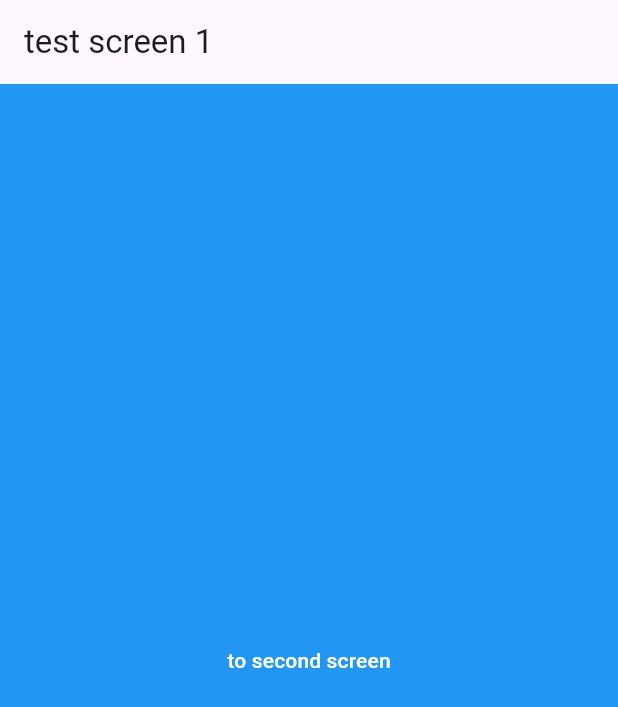
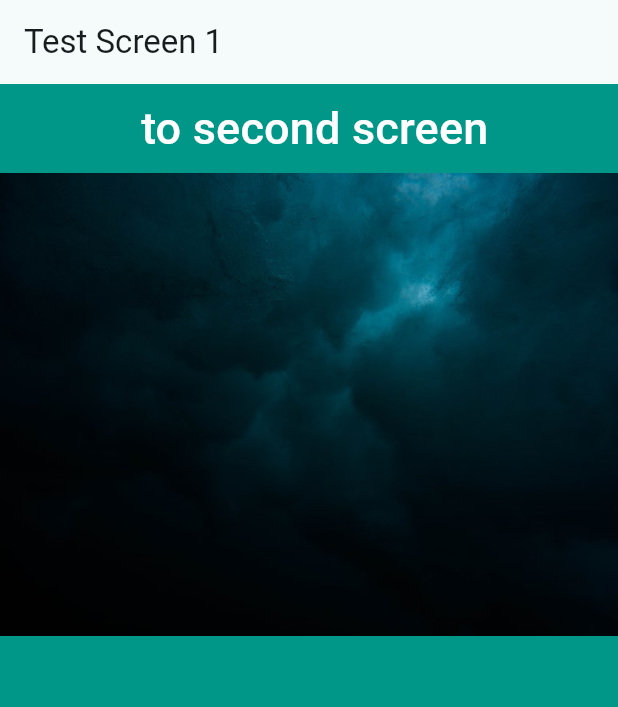
Before and after one commit to youssefr1/Beda3ty-Store, a Flutter app: the screen it shows after launch, on a phone screen of 412 x 824 dp. Shown: the top 707 px of the screen. Run offline on Flutter 3.47's test engine with Material 3 defaults, Android fonts, the phone set to English and light mode, and no system bars; our stand-ins replace connectivity_plus, firebase_core, flutter_dotenv, go_router; accounts and stored records are empty.

Commit message:
add light and dark theme

```diff
--- a/lib/astro_store_app.dart
+++ b/lib/astro_store_app.dart
@@ -1,5 +1,6 @@
 import 'package:astro/core/common/screens/no_network_screen.dart';
 import 'package:astro/core/routes/app_routes.dart';
+import 'package:astro/core/styles/theme/app_theme.dart';
 import 'package:flutter/material.dart';
 import 'package:astro/core/app/connectivily_control.dart';
 import 'package:go_router/go_router.dart';
@@ -13,13 +14,14 @@ class Beda3tyStoreApp extends StatelessWidget {
       valueListenable: ConnectivityControler.instance.isConected,
       builder: (context, isConnected, _) {
         return MaterialApp.router(
+          theme: themeLight(),
           debugShowCheckedModeBanner: false,
           routerConfig: AppRouter.router,
           builder: (context, child) {
             if (!isConnected) {
               return const NoNetworkScreen();
             }
-            return child ?? const SizedBox();
+            return child!;
           },
         );
       },
--- /dev/null
+++ b/lib/core/styles/colors/colors_dark.dart
@@ -0,0 +1,5 @@
+import 'package:flutter/material.dart';
+
+class ColorsDark {
+  static const Color mainColor = Color(0xFF242C3B);
+}
--- /dev/null
+++ b/lib/core/styles/colors/colors_light.dart
@@ -0,0 +1,5 @@
+import 'package:flutter/material.dart';
+
+class ColorsLight {
+  static const Color mainColor = Color(0xffFFFFFF);
+}
--- a/lib/core/styles/images/app_images.dart
+++ b/lib/core/styles/images/app_images.dart
@@ -1,5 +1,6 @@
 class AppImages{
   static const String noNetwork = 'assets/assets/images/core/no_network.jpg';
   static const String emptyImage = 'assets/assets/images/core/empty_screen.png';
-
+  static const String lightTest = 'assets/assets/images/core/light_test_image.png';
+  static const String darkTest = 'assets/assets/images/core/dark_test_image.png';
 }
--- /dev/null
+++ b/lib/core/styles/theme/app_theme.dart
@@ -0,0 +1,24 @@
+import 'package:astro/core/styles/theme/color_extension.dart';
+import 'package:astro/core/styles/theme/image_extension.dart';
+import 'package:flutter/material.dart';
+import 'package:astro/core/styles/colors/colors_dark.dart';
+import 'package:astro/core/styles/colors/colors_light.dart';
+
+ThemeData themeDark() {
+  return ThemeData(
+    extensions: const <ThemeExtension<dynamic>>[MyColors.dark,MyImages.dark],
+    scaffoldBackgroundColor: ColorsDark.mainColor, // 👈 خلفية كل الشاشات
+    colorScheme: ColorScheme.fromSeed(
+      seedColor: ColorsDark.mainColor,
+    ),
+  );
+}
+
+ThemeData themeLight() {
+  return ThemeData(
+      extensions: const <ThemeExtension<dynamic>>[MyColors.light,MyImages.light],
+      scaffoldBackgroundColor: ColorsLight.mainColor, // 👈 خلفية كل الشاشات
+      colorScheme: ColorScheme.fromSeed(
+      seedColor: ColorsLight.mainColor,
+          ));
+}
--- a/lib/test_screen1.dart
+++ b/lib/test_screen1.dart
@@ -1,5 +1,7 @@
 import 'package:astro/core/extensions/context_extensions.dart';
 import 'package:astro/core/routes/app_routes.dart';
+import 'package:astro/core/styles/images/app_images.dart';
+import 'package:flutter/cupertino.dart';
 import 'package:flutter/material.dart';
 import 'package:go_router/go_router.dart';
 
@@ -9,22 +11,22 @@ class TestScreen1 extends StatelessWidget {
   @override
   Widget build(BuildContext context) {
     return Scaffold(
-      backgroundColor: Colors.blue,
+backgroundColor: Colors.teal,
       appBar: AppBar(
-        title: const Text('test screen 1'),
-          automaticallyImplyLeading: false
+        title: const Text('Test Screen 1'),
+
       ),
-      body: Center(
-        child: TextButton(
-          onPressed: () {
-            context.pushRoute(AppRouter.screen2);
-
-          },
-          child: const Text(
-            'to second screen',
-            style: TextStyle(color: Colors.white),
+      body: Column(
+        children: [
+          Center(
+            child: TextButton(onPressed: () {
+              context.pushRoute(AppRouter.screen2);
+            }, child: Text(' to second screen',style: TextStyle(color:context.theme.mainColor,fontSize: 30),),
+              // 👈 جاي من الثيم
+            ),
           ),
-        ),
+          Image.asset(context.image.testImage!)
+        ],
       ),
     );
   }
```
Also changed, not shown: lib/core/extensions/context_extensions.dart (+8 -0 lines), lib/core/routes/base_routes.dart (deleted, +0 -26 lines), lib/core/styles/theme/color_extension.dart (added, +26 -0 lines), lib/core/styles/theme/image_extension.dart (added, +27 -0 lines), assets/assets/images/core/dark_test_image.png (added), assets/assets/images/core/light_test_image.png (added).
